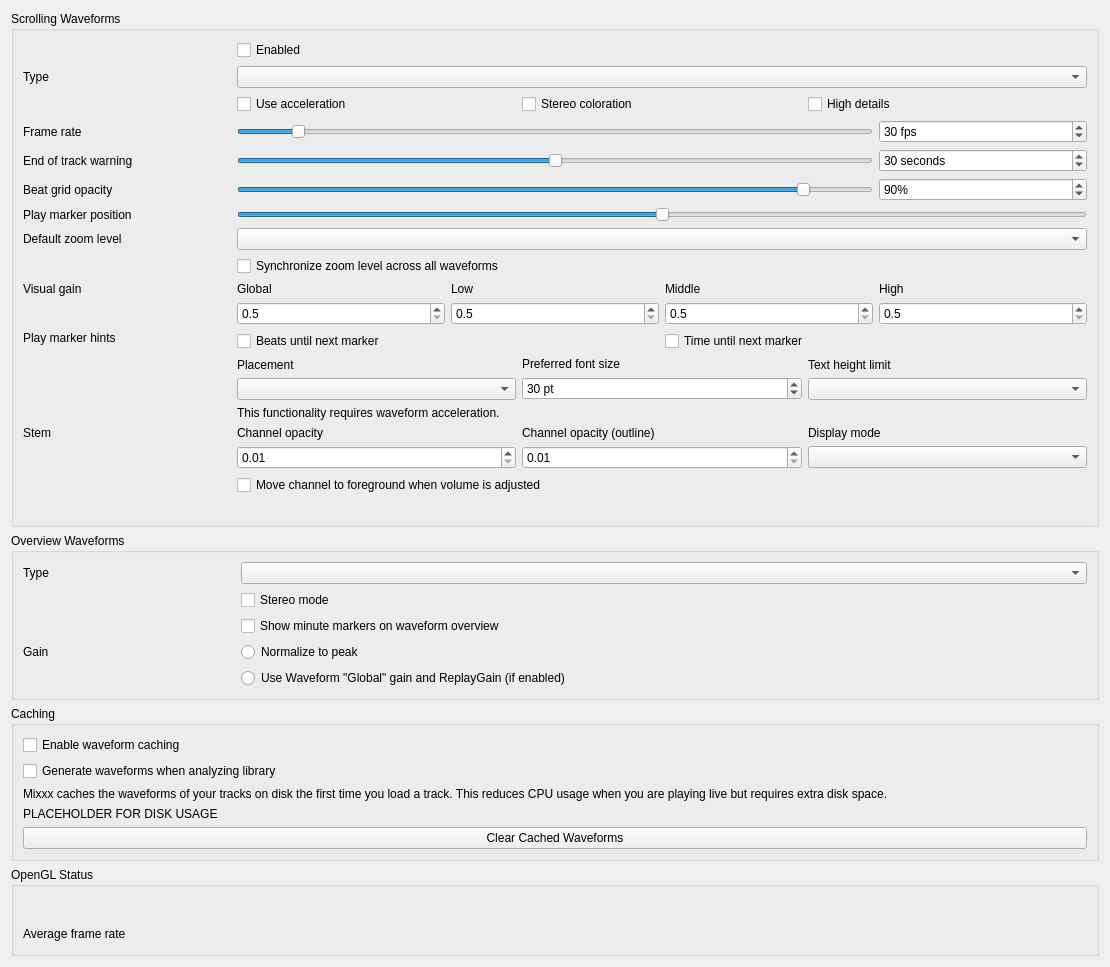
Old version of the form src/preferences/dialog/dlgprefwaveformdlg.ui in the repository 0cwa/mixxx.
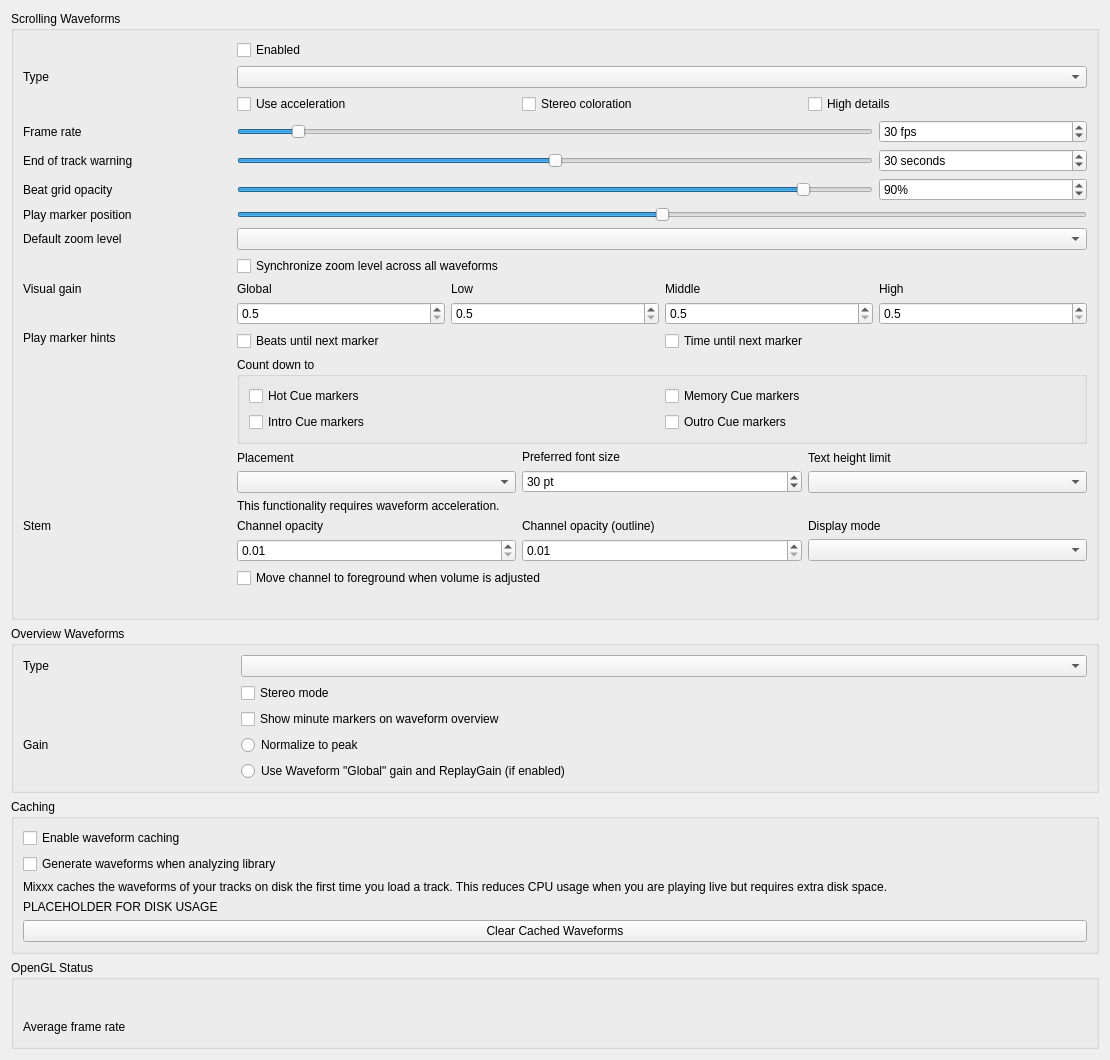
New version of the form.

```diff
--- a/src/preferences/dialog/dlgprefwaveformdlg.ui
+++ b/src/preferences/dialog/dlgprefwaveformdlg.ui
@@ -495,7 +495,59 @@
      </item>
 
      <item row="12" column="1" colspan="4">
-      <layout class="QHBoxLayout" name="marker_option_layout">
+      <layout class="QVBoxLayout" name="untilMarkOptionsLayout">
+       <item>
+        <widget class="QGroupBox" name="untilMarkCueTypesGroupBox">
+         <property name="title">
+          <string>Count down to</string>
+         </property>
+         <layout class="QGridLayout" name="untilMarkCueTypesLayout">
+          <item row="0" column="0">
+           <widget class="QCheckBox" name="untilMarkShowHotCuesCheckBox">
+            <property name="toolTip">
+             <string>Include Hot Cue markers when choosing the next countdown marker.</string>
+            </property>
+            <property name="text">
+             <string>Hot Cue markers</string>
+            </property>
+           </widget>
+          </item>
+          <item row="0" column="1">
+           <widget class="QCheckBox" name="untilMarkShowMemoryCuesCheckBox">
+            <property name="toolTip">
+             <string>Include Memory Cue markers when choosing the next countdown marker.</string>
+            </property>
+            <property name="text">
+             <string>Memory Cue markers</string>
+            </property>
+           </widget>
+          </item>
+          <item row="1" column="0">
+           <widget class="QCheckBox" name="untilMarkShowIntroCuesCheckBox">
+            <property name="toolTip">
+             <string>Include Intro Cue markers when choosing the next countdown marker.</string>
+            </property>
+            <property name="text">
+             <string>Intro Cue markers</string>
+            </property>
+           </widget>
+          </item>
+          <item row="1" column="1">
+           <widget class="QCheckBox" name="untilMarkShowOutroCuesCheckBox">
+            <property name="toolTip">
+             <string>Include Outro Cue markers when choosing the next countdown marker.</string>
+            </property>
+            <property name="text">
+             <string>Outro Cue markers</string>
+            </property>
+           </widget>
+          </item>
+         </layout>
+        </widget>
+       </item>
+
+       <item>
+        <layout class="QHBoxLayout" name="marker_option_layout">
        <item>
         <layout class="QVBoxLayout" name="marker_options_placement_layout">
          <item>
@@ -575,7 +627,9 @@
         </layout>
        </item>
 
-      </layout><!-- marker_option_layout -->
+        </layout><!-- marker_option_layout -->
+       </item>
+      </layout><!-- untilMarkOptionsLayout -->
      </item>
 
      <item row="13" column="1" colspan="4">
```
Left out of the diff: 4 changed lines with no effect on the pictures.
